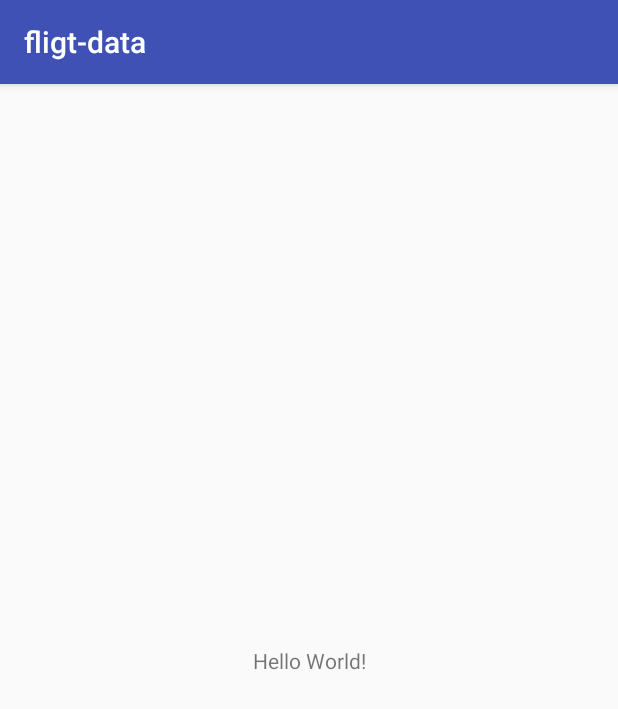
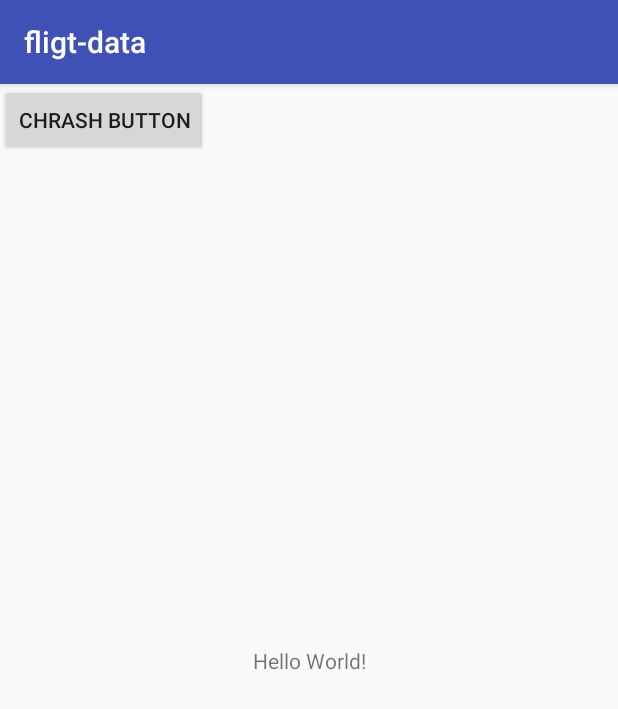
Before and after one commit to Mavionics/flightData, an Android app: the screen it shows after launch (MainActivity), on a phone screen of 412 x 824 dp. Shown: the top 709 px of the screen. Run offline under Robolectric (Android 15) with nearby library versions, the phone set to English and light mode, and no system bars; libraries missing offline, so code that uses them is left out: com.crashlytics.android; 2 statements that could not run were skipped.

Commit message:
Made a button to test crashlytics

```diff
--- a/app/src/main/java/com/github/mavionics/fligt_data/MainActivity.kt
+++ b/app/src/main/java/com/github/mavionics/fligt_data/MainActivity.kt
@@ -1,10 +1,17 @@
 package com.github.mavionics.fligt_data
 
+import android.graphics.Color
 import android.support.v7.app.AppCompatActivity
 import android.os.Bundle
+import android.support.constraint.ConstraintLayout
+import android.widget.Button
+import com.github.mavionics.fligt_data.R.styleable.View
 import kotlinx.android.synthetic.main.activity_main.*
+import android.view.View
+import com.crashlytics.android.Crashlytics
 
 class MainActivity : AppCompatActivity() {
+
 
     override fun onCreate(savedInstanceState: Bundle?) {
         super.onCreate(savedInstanceState)
@@ -12,6 +19,15 @@ class MainActivity : AppCompatActivity() {
 
         // Example of a call to a native method
         sample_text.text = stringFromJNI()
+
+        val constraintLayout = findViewById(R.id.mainActivityConstraintLayout) as ConstraintLayout
+        val button = Button(this)
+        button.layoutParams = ConstraintLayout.LayoutParams(ConstraintLayout.LayoutParams.WRAP_CONTENT, ConstraintLayout.LayoutParams.WRAP_CONTENT)
+        button.text = "Chrash Button"
+        button.setOnClickListener( {
+            Crashlytics.getInstance().crash(); // Force a crash
+        })
+        constraintLayout.addView(button);
     }
 
     /**
--- a/app/src/main/res/layout/activity_main.xml
+++ b/app/src/main/res/layout/activity_main.xml
@@ -4,6 +4,7 @@
     xmlns:tools="http://schemas.android.com/tools"
     android:layout_width="match_parent"
     android:layout_height="match_parent"
+    android:id="@+id/mainActivityConstraintLayout"
     tools:context=".MainActivity">
 
     <TextView
```
